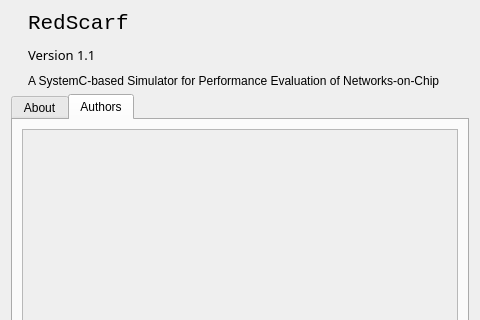
leds-lab/redscarf, file RS/forms/AboutWindow.ui: the form before one commit; both pictures show x 0 to 480 and y 0 to 320 of the 480 by 520 pixel window.
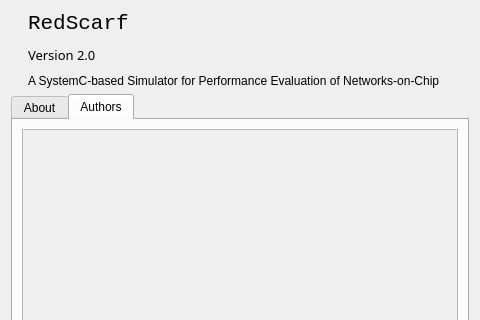
The form after the commit. The open tabs and pages were chosen to show the change. Icons and pictures are not drawn.

Commit message: Initial transition between version 1 and 2.

Diff of the .ui file:
```diff
--- a/RS/forms/AboutWindow.ui
+++ b/RS/forms/AboutWindow.ui
@@ -65,7 +65,7 @@
           </font>
          </property>
          <property name="text">
-          <string>Version 1.1</string>
+          <string>Version 2.0</string>
          </property>
         </widget>
        </item>
```
Left out of the diff: 6 changed lines with no effect on the pictures. The commit also changes 71 other files.
